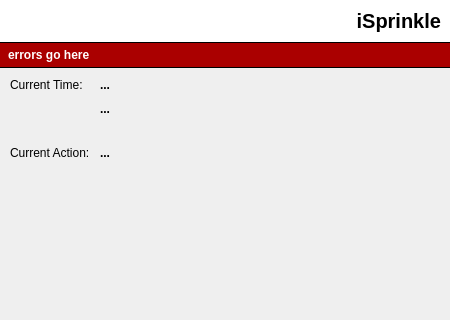
First picture: the form in isprinkle-pyqt-gui/ui/mainwidget.ui, repository djsmith42/isprinkle, before the edit; both pictures show x 0 to 450 and y 0 to 320 of the 450 by 551 pixel window.
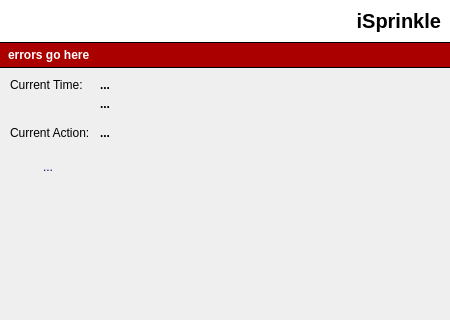
Second picture: the form after the edit. The open tabs and pages were chosen to show the change. Icons and pictures are not drawn.

Commit message: Show deferral time in the GUI (pretty time delta is still broken)

```diff
--- a/isprinkle-pyqt-gui/ui/mainwidget.ui
+++ b/isprinkle-pyqt-gui/ui/mainwidget.ui
@@ -83,6 +83,10 @@
 color: white;
 font-weight: bold;
 padding: 5px;
+}
+
+#extraInfoLabel {
+color: #016;
 }</string>
   </property>
   <layout class="QVBoxLayout" name="verticalLayout">
@@ -132,7 +136,7 @@
      <property name="currentIndex">
       <number>1</number>
      </property>
-     <widget class="QWidget" name="connectingPage" native="true">
+     <widget class="QWidget" name="connectingPage">
       <layout class="QVBoxLayout" name="verticalLayout_2">
        <property name="spacing">
         <number>0</number>
@@ -234,7 +238,7 @@
              <enum>QTabWidget::Rounded</enum>
             </property>
             <property name="currentIndex">
-             <number>1</number>
+             <number>0</number>
             </property>
             <property name="documentMode">
              <bool>false</bool>
@@ -249,48 +253,37 @@
              <attribute name="title">
               <string>Status</string>
              </attribute>
-             <layout class="QFormLayout" name="formLayout">
-              <property name="fieldGrowthPolicy">
-               <enum>QFormLayout::ExpandingFieldsGrow</enum>
-              </property>
+             <layout class="QGridLayout" name="gridLayout">
               <property name="horizontalSpacing">
                <number>10</number>
               </property>
               <property name="verticalSpacing">
-               <number>10</number>
+               <number>5</number>
               </property>
               <property name="margin">
                <number>10</number>
               </property>
-              <item row="1" column="0">
+              <item row="0" column="0">
                <widget class="QLabel" name="label_2">
+                <property name="sizePolicy">
+                 <sizepolicy hsizetype="Fixed" vsizetype="Preferred">
+                  <horstretch>0</horstretch>
+                  <verstretch>0</verstretch>
+                 </sizepolicy>
+                </property>
                 <property name="text">
                  <string>Current Time:</string>
                 </property>
                </widget>
               </item>
-              <item row="1" column="1">
+              <item row="0" column="1">
                <widget class="QLabel" name="dateLabel">
                 <property name="text">
                  <string>...</string>
                 </property>
                </widget>
               </item>
-              <item row="4" column="0">
-               <widget class="QLabel" name="label_3">
-                <property name="text">
-                 <string>Current Action:</string>
-                </property>
-               </widget>
-              </item>
-              <item row="4" column="1">
-               <widget class="QLabel" name="actionLabel">
-                <property name="text">
-                 <string>...</string>
-                </property>
-               </widget>
-              </item>
-              <item row="2" column="1">
+              <item row="1" column="1">
                <widget class="QLabel" name="timeLabel">
                 <property name="text">
                  <string>...</string>
@@ -298,6 +291,39 @@
                </widget>
               </item>
               <item row="3" column="1">
+               <widget class="QLabel" name="actionLabel">
+                <property name="text">
+                 <string>...</string>
+                </property>
+               </widget>
+              </item>
+              <item row="6" column="1">
+               <spacer name="verticalSpacer_4">
+                <property name="orientation">
+                 <enum>Qt::Vertical</enum>
+                </property>
+                <property name="sizeHint" stdset="0">
+                 <size>
+                  <width>20</width>
+                  <height>40</height>
+                 </size>
+                </property>
+               </spacer>
+              </item>
+              <item row="3" column="0">
+               <widget class="QLabel" name="label_3">
+                <property name="sizePolicy">
+                 <sizepolicy hsizetype="Fixed" vsizetype="Preferred">
+                  <horstretch>0</horstretch>
+                  <verstretch>0</verstretch>
+                 </sizepolicy>
+                </property>
+                <property name="text">
+                 <string>Current Action:</string>
+                </property>
+               </widget>
+              </item>
+              <item row="2" column="0">
                <spacer name="verticalSpacer_2">
                 <property name="orientation">
                  <enum>Qt::Vertical</enum>
@@ -313,6 +339,66 @@
                 </property>
                </spacer>
               </item>
+              <item row="5" column="0" colspan="2">
+               <widget class="QFrame" name="extraInfoFrame">
+                <layout class="QHBoxLayout" name="horizontalLayout_3">
+                 <property name="spacing">
+                  <number>9</number>
+                 </property>
+                 <property name="margin">
+                  <number>0</number>
+                 </property>
+                 <item>
+                  <widget class="QLabel" name="extraInfoPixmpaLabel">
+                   <property name="minimumSize">
+                    <size>
+                     <width>24</width>
+                     <height>24</height>
+                    </size>
+                   </property>
+                   <property name="maximumSize">
+                    <size>
+                     <width>24</width>
+                     <height>24</height>
+                    </size>
+                   </property>
+                   <property name="text">
+                    <string/>
+                   </property>
+                   <property name="pixmap">
+                    <pixmap resource="../images/images.qrc">:/info.png</pixmap>
+                   </property>
+                   <property name="scaledContents">
+                    <bool>true</bool>
+                   </property>
+                  </widget>
+                 </item>
+                 <item>
+                  <widget class="QLabel" name="extraInfoLabel">
+                   <property name="text">
+                    <string>...</string>
+                   </property>
+                  </widget>
+                 </item>
+                </layout>
+               </widget>
+              </item>
+              <item row="4" column="0">
+               <spacer name="verticalSpacer_5">
+                <property name="orientation">
+                 <enum>Qt::Vertical</enum>
+                </property>
+                <property name="sizeType">
+                 <enum>QSizePolicy::Fixed</enum>
+                </property>
+                <property name="sizeHint" stdset="0">
+                 <size>
+                  <width>20</width>
+                  <height>10</height>
+                 </size>
+                </property>
+               </spacer>
+              </item>
              </layout>
             </widget>
             <widget class="QWidget" name="setupTab">
```
The commit also changes 3 other files.
